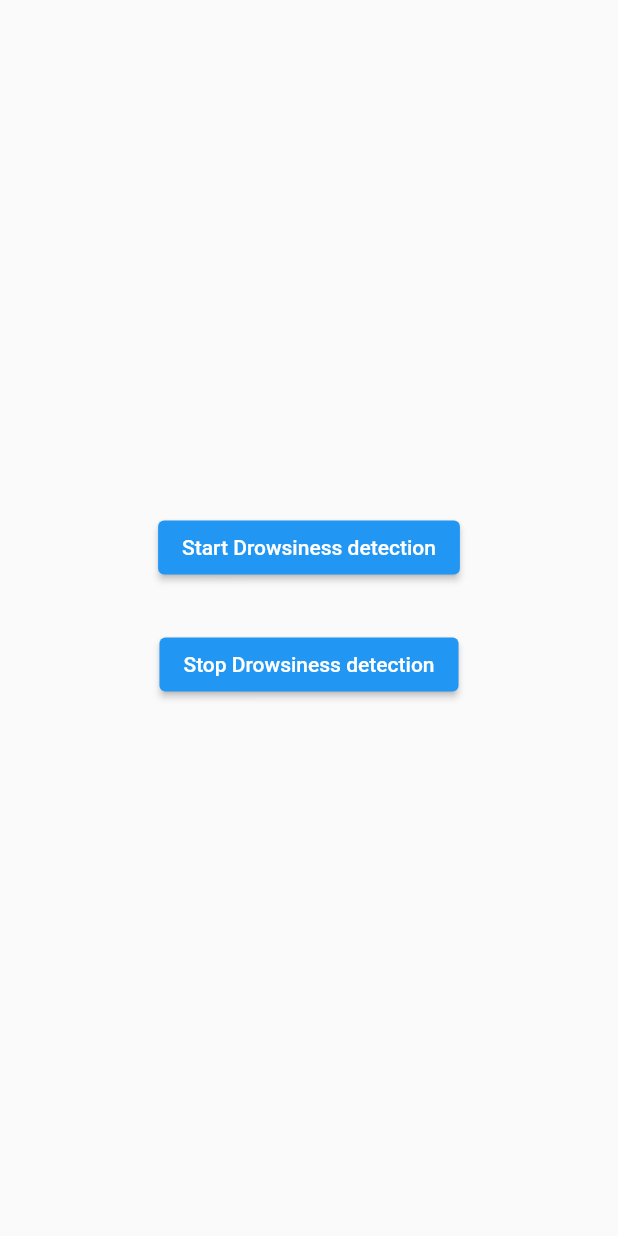
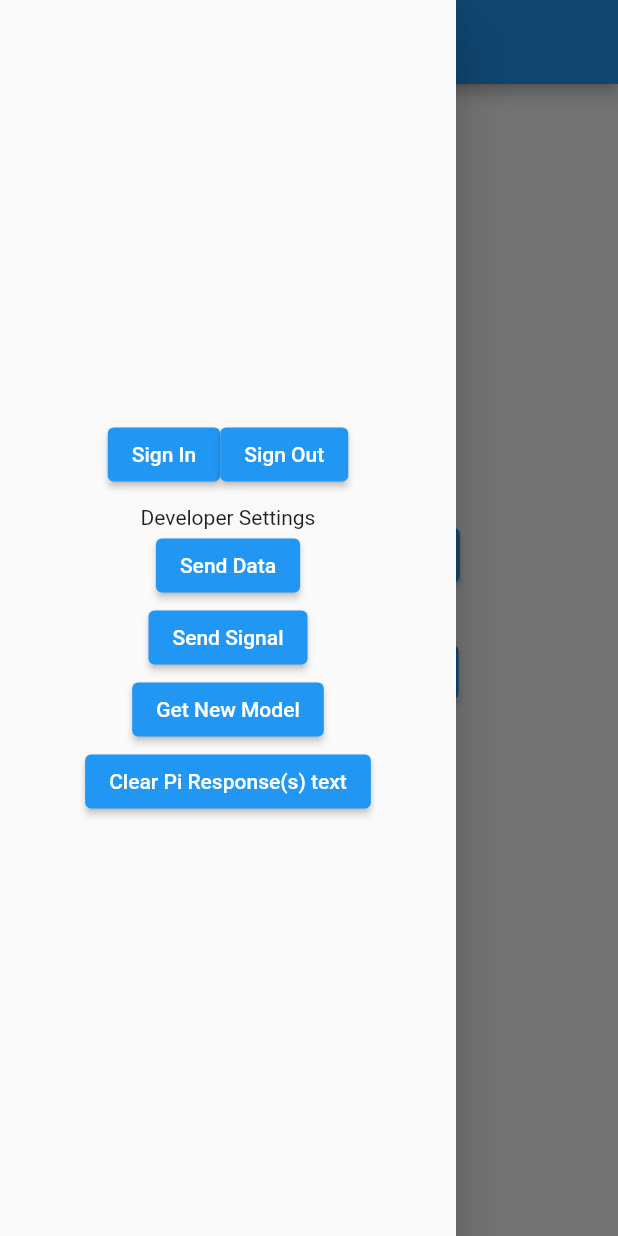
Before and after one commit to The-Rockers/DriverDrowsinessDetection, a Flutter app: the BluetoothPage screen opened by its route, with the side drawer open (before the commit the screen has no drawer), on a phone screen of 412 x 824 dp. Run offline on Flutter 3.47's test engine with Material 2 defaults, Android fonts, the phone set to English and light mode, and no system bars; our stand-ins replace firebase_auth, firebase_core, google_sign_in, permission_handler; missing offline and left inert: flutter_reactive_ble, location_permissions; accounts and stored records are empty; generated files the repository leaves out were written again.

Commit message:
UI 2.0 Stable

```diff
--- a/lib/bluetooth_page.dart
+++ b/lib/bluetooth_page.dart
@@ -1,49 +1,36 @@
 import 'package:flutter/material.dart';
 
-import 'package:flutter_reactive_ble/flutter_reactive_ble.dart';
-import 'package:location_permissions/location_permissions.dart' as LocationPermissions;
-import 'package:permission_handler/permission_handler.dart';
+import "settings_drawer.dart";
 
-import 'package:firebase_core/firebase_core.dart';
-import 'package:firebase_auth/firebase_auth.dart';
-import 'package:google_sign_in/google_sign_in.dart';
-import 'firebase_options.dart';
-
-import 'google_clientId.dart';
-
-import 'dart:async';
-import 'dart:io' show Platform;
-
-import 'main.dart';
-
-class BluetoothPage extends StatefulWidget{
+class BluetoothPage extends StatelessWidget{
 
   void Function() Function()? startDetection;
   void Function() Function()? stopDetection;
   String? piResponseText;
 
+  // For the settings drawer
+  void Function() Function()? signIn;
+  void Function() Function()? signOut;
+  void Function() Function()? sendData;
+  void Function() Function()? sendSignal;
+  void Function() Function()? downloadNewModel;
+  void Function() Function()? clearPiText;
+
   @override
-  State<BluetoothPage> createState() => BluetoothAppState(startDetection: startDetection, stopDetection: stopDetection, piResponseText: piResponseText);
-
-  BluetoothPage({required this.startDetection, required this.stopDetection, required this.piResponseText});
-
-}
-
-class BluetoothAppState extends State<BluetoothPage>{
-
-  void Function() Function()? startDetection;
-  void Function() Function()? stopDetection;
-  String? piResponseText;
-
-  BluetoothAppState({required this.startDetection, required this.stopDetection, required this.piResponseText});
+  BluetoothPage({required this.startDetection, required this.stopDetection, required this.piResponseText, required this.signIn, required this.signOut, required this.sendData, required this.sendSignal, required this.downloadNewModel, required this.clearPiText});
 
   @override
   Widget build(BuildContext context) {
 
           return Scaffold(
-
+            drawer: Drawer(
+              child: SettingsDrawer(signIn: signIn, signOut: signOut, sendData: sendData, sendSignal: sendSignal, downloadNewModel: downloadNewModel, clearPiText: clearPiText),
+            ),
+            appBar: AppBar(
+              title: const Text('ADDDS Bluetooth App'),
+            ),
             body: Center(
-
+            child:SingleChildScrollView(
               child: Column(
                 mainAxisSize: MainAxisSize.min,
                 children:[
@@ -60,11 +47,16 @@ class BluetoothAppState extends State<BluetoothPage>{
                     child: Text("Stop Drowsiness detection"),
                   ),
                   const SizedBox(height: 30),
+                  Text("Pi Response(s):"),
+                  const SizedBox(height: 30),
                   Text(piResponseText!),
                 ],
               ),
-            )
+
+            ),
+            ),
           );
+
   }
 
 }
--- /dev/null
+++ b/lib/settings_drawer.dart
@@ -0,0 +1,57 @@
+import 'package:flutter/material.dart';
+
+class SettingsDrawer extends StatelessWidget{
+
+  void Function() Function()? signIn;
+  void Function() Function()? signOut;
+  void Function() Function()? sendData;
+  void Function() Function()? sendSignal;
+  void Function() Function()? downloadNewModel;
+  void Function() Function()? clearPiText;
+
+  @override
+  SettingsDrawer({required this.signIn, required this.signOut, required this.sendData, required this.sendSignal, required this.downloadNewModel, required this.clearPiText});
+
+  @override
+  Widget build(BuildContext context) {
+    return Scaffold(
+      body: Center(child:
+      Column(
+          mainAxisAlignment: MainAxisAlignment.center,
+          children: [
+            Row(
+              mainAxisAlignment: MainAxisAlignment.center,
+              children: [
+              ElevatedButton(
+                child: Text("Sign In"),
+                onPressed: signIn!(),
+              ),
+              ElevatedButton(
+                child: Text("Sign Out"),
+                onPressed: signOut!(),
+              ),
+            ],),
+            const SizedBox(height: 10),
+            const Text("Developer Settings"),
+            ElevatedButton(
+                child: Text("Send Data"),
+                onPressed: sendData!(),
+            ),
+            ElevatedButton(
+                child: Text("Send Signal"),
+                onPressed: sendSignal!(),
+            ),
+            ElevatedButton(
+              child: Text("Get New Model"),
+              onPressed: downloadNewModel!(),
+            ),
+            ElevatedButton(
+              child: Text("Clear Pi Response(s) text"),
+              onPressed: clearPiText!(),
+            ),
+        ]),
+    ),
+    );
+  }
+
+}
```
Also changed, not shown: lib/main.dart (+77 -52 lines), lib/scan_home_page.dart (+9 -0 lines). Lines whose indentation alone changed are shown as unchanged.
